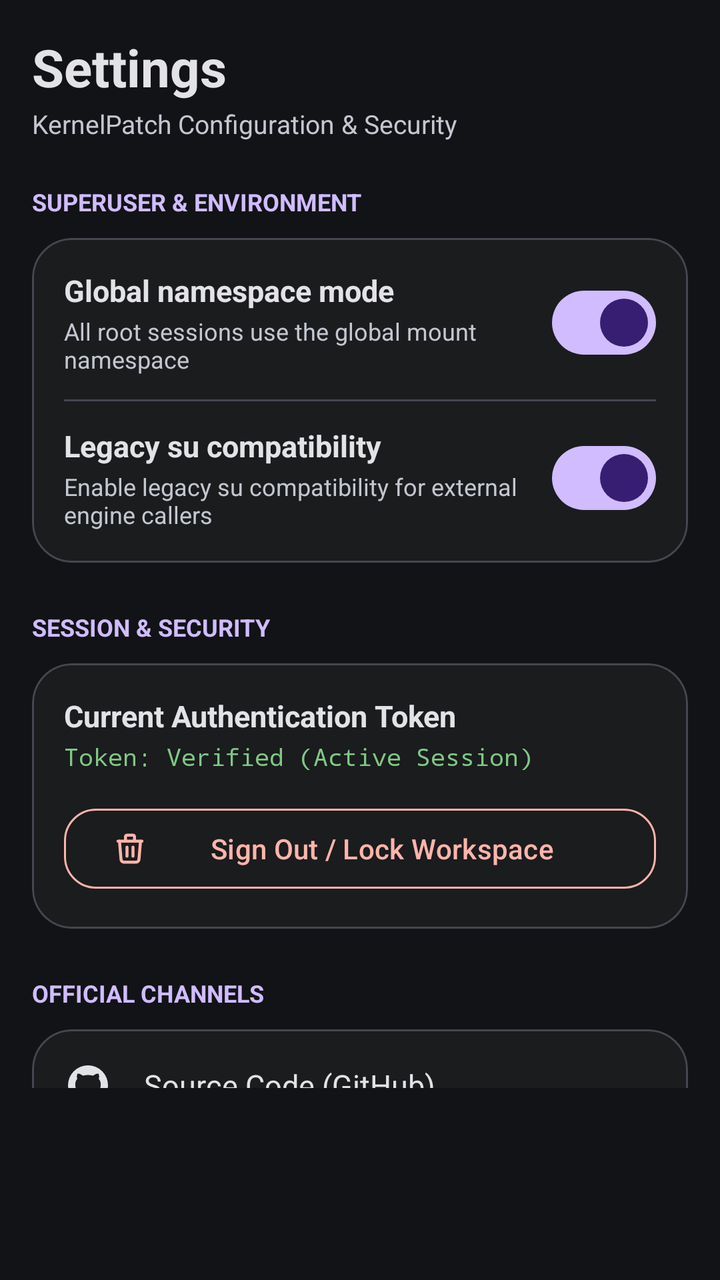
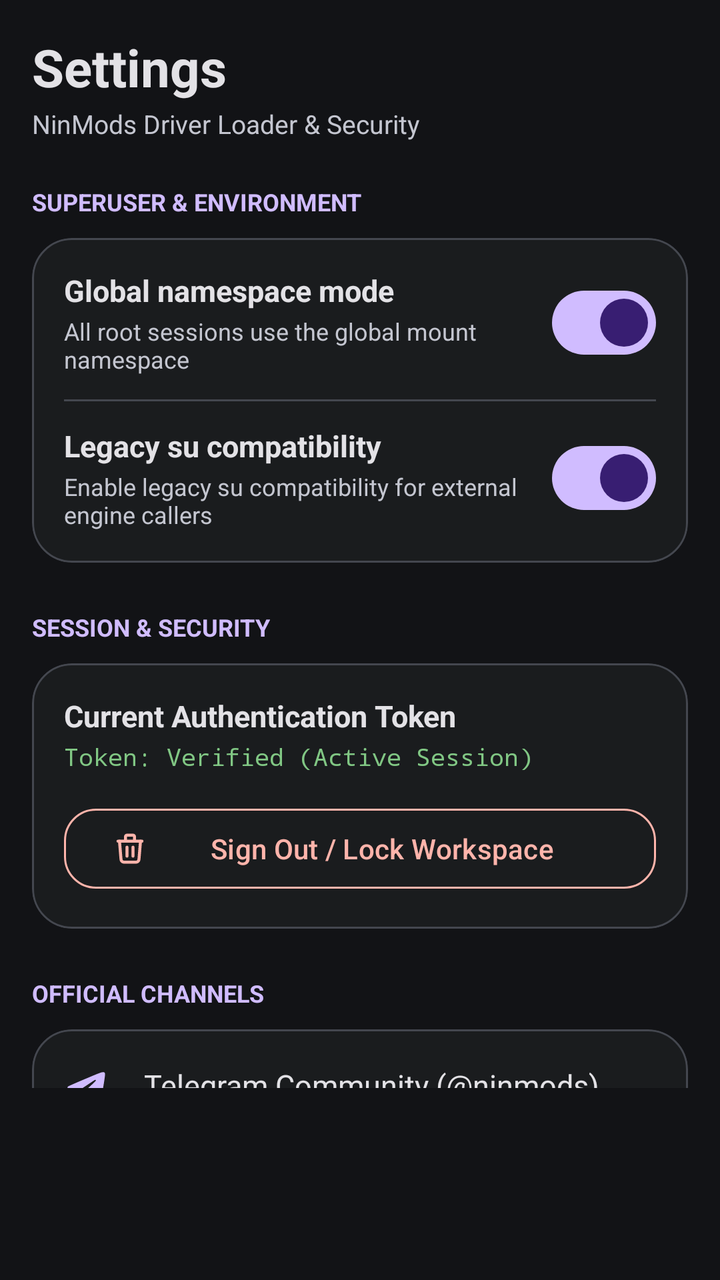

Compare the two renders of this Android layout. The source of the first and the diff that turns it into the second are given below.
<!-- AndroidManifest.xml: application theme Theme.DriverLoader -->
<!-- res/layout/fragment_settings.xml -->
<?xml version="1.0" encoding="utf-8"?>
<ScrollView xmlns:android="http://schemas.android.com/apk/res/android"
    xmlns:app="http://schemas.android.com/apk/res-auto"
    android:layout_width="match_parent"
    android:layout_height="match_parent"
    android:background="@color/apatch_background"
    android:paddingHorizontal="16dp"
    android:paddingTop="16dp"
    android:paddingBottom="96dp">

    <LinearLayout
        android:layout_width="match_parent"
        android:layout_height="wrap_content"
        android:orientation="vertical">

        
        <TextView
            android:layout_width="wrap_content"
            android:layout_height="wrap_content"
            android:text="Settings"
            android:textColor="@color/apatch_text_primary"
            android:textSize="26sp"
            android:textStyle="bold" />

        <TextView
            android:layout_width="wrap_content"
            android:layout_height="wrap_content"
            android:layout_marginTop="2dp"
            android:text="KernelPatch Configuration &amp; Security"
            android:textColor="@color/apatch_text_secondary"
            android:textSize="13sp" />

        
        <TextView
            android:layout_width="wrap_content"
            android:layout_height="wrap_content"
            android:layout_marginTop="22dp"
            android:text="SUPERUSER &amp; ENVIRONMENT"
            android:textColor="@color/apatch_primary"
            android:textSize="12sp"
            android:textStyle="bold" />

        <com.google.android.material.card.MaterialCardView
            android:layout_width="match_parent"
            android:layout_height="wrap_content"
            android:layout_marginTop="10dp"
            app:cardCornerRadius="20dp"
            app:cardBackgroundColor="@color/apatch_surface"
            app:strokeColor="@color/apatch_outline"
            app:strokeWidth="1dp">

            <LinearLayout
                android:layout_width="match_parent"
                android:layout_height="wrap_content"
                android:orientation="vertical"
                android:padding="16dp">

                <LinearLayout
                    android:layout_width="match_parent"
                    android:layout_height="wrap_content"
                    android:orientation="horizontal"
                    android:gravity="center_vertical">

                    <LinearLayout
                        android:layout_width="0dp"
                        android:layout_height="wrap_content"
                        android:layout_weight="1"
                        android:orientation="vertical">

                        <TextView
                            android:layout_width="wrap_content"
                            android:layout_height="wrap_content"
                            android:text="Global namespace mode"
                            android:textColor="@color/apatch_text_primary"
                            android:textSize="15sp"
                            android:textStyle="bold" />

                        <TextView
                            android:layout_width="wrap_content"
                            android:layout_height="wrap_content"
                            android:layout_marginTop="2dp"
                            android:text="All root sessions use the global mount namespace"
                            android:textColor="@color/apatch_text_secondary"
                            android:textSize="12sp" />
                    </LinearLayout>

                    <com.google.android.material.materialswitch.MaterialSwitch
                        android:id="@+id/swGlobalNamespace"
                        android:layout_width="wrap_content"
                        android:layout_height="wrap_content"
                        android:checked="true" />
                </LinearLayout>

                <View
                    android:layout_width="match_parent"
                    android:layout_height="1dp"
                    android:layout_marginVertical="12dp"
                    android:background="@color/apatch_outline" />

                <LinearLayout
                    android:layout_width="match_parent"
                    android:layout_height="wrap_content"
                    android:orientation="horizontal"
                    android:gravity="center_vertical">

                    <LinearLayout
                        android:layout_width="0dp"
                        android:layout_height="wrap_content"
                        android:layout_weight="1"
                        android:orientation="vertical">

                        <TextView
                            android:layout_width="wrap_content"
                            android:layout_height="wrap_content"
                            android:text="Legacy su compatibility"
                            android:textColor="@color/apatch_text_primary"
                            android:textSize="15sp"
                            android:textStyle="bold" />

                        <TextView
                            android:layout_width="wrap_content"
                            android:layout_height="wrap_content"
                            android:layout_marginTop="2dp"
                            android:text="Enable legacy su compatibility for external engine callers"
                            android:textColor="@color/apatch_text_secondary"
                            android:textSize="12sp" />
                    </LinearLayout>

                    <com.google.android.material.materialswitch.MaterialSwitch
                        android:id="@+id/swLegacySu"
                        android:layout_width="wrap_content"
                        android:layout_height="wrap_content"
                        android:checked="true" />
                </LinearLayout>

            </LinearLayout>
        </com.google.android.material.card.MaterialCardView>

        
        <TextView
            android:layout_width="wrap_content"
            android:layout_height="wrap_content"
            android:layout_marginTop="24dp"
            android:text="SESSION &amp; SECURITY"
            android:textColor="@color/apatch_primary"
            android:textSize="12sp"
            android:textStyle="bold" />

        <com.google.android.material.card.MaterialCardView
            android:layout_width="match_parent"
            android:layout_height="wrap_content"
            android:layout_marginTop="10dp"
            app:cardCornerRadius="20dp"
            app:cardBackgroundColor="@color/apatch_surface"
            app:strokeColor="@color/apatch_outline"
            app:strokeWidth="1dp">

            <LinearLayout
                android:layout_width="match_parent"
                android:layout_height="wrap_content"
                android:orientation="vertical"
                android:padding="16dp">

                <TextView
                    android:layout_width="wrap_content"
                    android:layout_height="wrap_content"
                    android:text="Current Authentication Token"
                    android:textColor="@color/apatch_text_primary"
                    android:textSize="15sp"
                    android:textStyle="bold" />

                <TextView
                    android:id="@+id/tvCurrentAuthKey"
                    android:layout_width="wrap_content"
                    android:layout_height="wrap_content"
                    android:layout_marginTop="2dp"
                    android:text="Token: Verified (Active Session)"
                    android:textColor="@color/apatch_success"
                    android:textSize="12sp"
                    android:fontFamily="monospace" />

                <com.google.android.material.button.MaterialButton
                    android:id="@+id/btnLogout"
                    android:layout_width="match_parent"
                    android:layout_height="48dp"
                    android:layout_marginTop="14dp"
                    android:text="Sign Out / Lock Workspace"
                    android:textColor="@color/apatch_error"
                    app:strokeColor="@color/apatch_error"
                    app:strokeWidth="1dp"
                    style="@style/Widget.Material3.Button.OutlinedButton"
                    app:cornerRadius="16dp"
                    app:icon="@drawable/trash"
                    app:iconTint="@color/apatch_error" />

            </LinearLayout>
        </com.google.android.material.card.MaterialCardView>

        
        <TextView
            android:layout_width="wrap_content"
            android:layout_height="wrap_content"
            android:layout_marginTop="24dp"
            android:text="OFFICIAL CHANNELS"
            android:textColor="@color/apatch_primary"
            android:textSize="12sp"
            android:textStyle="bold" />

        <com.google.android.material.card.MaterialCardView
            android:layout_width="match_parent"
            android:layout_height="wrap_content"
            android:layout_marginTop="10dp"
            app:cardCornerRadius="20dp"
            app:cardBackgroundColor="@color/apatch_surface"
            app:strokeColor="@color/apatch_outline"
            app:strokeWidth="1dp">

            <LinearLayout
                android:layout_width="match_parent"
                android:layout_height="wrap_content"
                android:orientation="vertical"
                android:padding="16dp">

                <LinearLayout
                    android:id="@+id/layoutGithub"
                    android:layout_width="match_parent"
                    android:layout_height="wrap_content"
                    android:orientation="horizontal"
                    android:gravity="center_vertical"
                    android:clickable="true"
                    android:focusable="true">

                    <ImageView
                        android:layout_width="24dp"
                        android:layout_height="24dp"
                        android:src="@drawable/github"
                        app:tint="@color/apatch_text_primary" />

                    <TextView
                        android:layout_width="wrap_content"
                        android:layout_height="wrap_content"
                        android:layout_marginStart="16dp"
                        android:text="Source Code (GitHub)"
                        android:textColor="@color/apatch_text_primary"
                        android:textSize="15sp" />
                </LinearLayout>

                <View
                    android:layout_width="match_parent"
                    android:layout_height="1dp"
                    android:layout_marginVertical="12dp"
                    android:background="@color/apatch_outline" />

                <LinearLayout
                    android:id="@+id/layoutTelegram"
                    android:layout_width="match_parent"
                    android:layout_height="wrap_content"
                    android:orientation="horizontal"
                    android:gravity="center_vertical"
                    android:clickable="true"
                    android:focusable="true">

                    <ImageView
                        android:layout_width="24dp"
                        android:layout_height="24dp"
                        android:src="@drawable/telegram"
                        app:tint="@color/apatch_primary" />

                    <TextView
                        android:layout_width="wrap_content"
                        android:layout_height="wrap_content"
                        android:layout_marginStart="16dp"
                        android:text="Telegram Community"
                        android:textColor="@color/apatch_text_primary"
                        android:textSize="15sp" />
                </LinearLayout>

            </LinearLayout>
        </com.google.android.material.card.MaterialCardView>

    </LinearLayout>
</ScrollView>
<!-- resources referenced by this layout -->
<resources>
  <color name="apatch_background">#121316</color>
  <color name="apatch_error">#FFB4AB</color>
  <color name="apatch_outline">#44474F</color>
  <color name="apatch_primary">#D0BCFF</color>
  <color name="apatch_success">#81C784</color>
  <color name="apatch_surface">#1A1C1E</color>
  <color name="apatch_text_primary">#E3E2E6</color>
  <color name="apatch_text_secondary">#C4C6D0</color>
  <!-- drawable github (drawable) -->
  <?xml version="1.0" encoding="utf-8"?>
  <vector xmlns:android="http://schemas.android.com/apk/res/android"
      android:width="24.0dip"
      android:height="24.0dip"
      android:viewportHeight="24.0"
      android:viewportWidth="24.0">
      <path
          android:fillColor="#ffff"
          android:pathData="M12,2A10,10 0 0,0 2,12C2,16.42 4.87,20.17 8.84,21.5C9.34,21.58 9.5,21.27 9.5,21C9.5,20.77 9.5,20.14 9.5,19.31C6.73,19.91 6.14,17.97 6.14,17.97C5.68,16.81 5.03,16.5 5.03,16.5C4.12,15.88 5.1,15.9 5.1,15.9C6.1,15.97 6.63,16.93 6.63,16.93C7.5,18.45 8.97,18 9.54,17.76C9.63,17.11 9.89,16.67 10.17,16.42C7.95,16.17 5.62,15.31 5.62,11.5C5.62,10.39 6,9.5 6.65,8.79C6.55,8.54 6.2,7.5 6.75,6.15C6.75,6.15 7.59,5.88 9.5,7.17C10.29,6.95 11.15,6.84 12,6.84C12.85,6.84 13.71,6.95 14.5,7.17C16.41,5.88 17.25,6.15 17.25,6.15C17.8,7.5 17.45,8.54 17.35,8.79C18,9.5 18.38,10.39 18.38,11.5C18.38,15.32 16.04,16.16 13.81,16.41C14.17,16.72 14.5,17.33 14.5,18.26C14.5,19.6 14.5,20.68 14.5,21C14.5,21.27 14.66,21.59 15.17,21.5C19.14,20.16 22,16.42 22,12A10,10 0 0,0 12,2Z"/>
  </vector>
  <!-- drawable telegram (drawable) -->
  <vector xmlns:android="http://schemas.android.com/apk/res/android"
      android:width="24dp"
      android:height="24dp"
      android:viewportWidth="1024"
      android:viewportHeight="1024">
      <path
          android:fillColor="#ffff"
          android:pathData="M769.45,245.76c21.08,-7.47 42.28,-15.36 65.19,-15.36 27.05,0.04 39.94,11.73 40.32,38.83 0.68,44.03 -8.66,87.17 -13.99,130.69 -2.99,24.32 -45.27,285.95 -64.77,392.19 -4.05,22.06 -7.04,44.37 -16.38,65.15 -15.15,33.66 -36.1,43.14 -71.21,31.7 -15.96,-5.21 -29.99,-13.99 -43.78,-23.34 -66.99,-45.27 -211.67,-142.98 -216.7,-146.99 -31.15,-24.87 -36.95,-45.4 -5.42,-78.59 34.86,-36.69 132.44,-124.37 143.15,-134.83a956.84,956.84 0,0 0,84.91 -83.03c5.85,-6.4 12.76,-13.4 5.21,-22.27 -7.34,-8.62 -15.79,-3.84 -23.17,0.73a2884.91,2884.91 0,0 0,-135.42 89.3c-53.72,35.71 -108.46,70.02 -160.77,107.65 -42.67,30.68 -86.74,41.26 -137.47,26.07 -37.89,-11.31 -76.12,-21.5 -113.15,-35.41 -13.87,-5.16 -30.29,-10.45 -30.98,-28.5 -0.6,-16.85 14.12,-24.45 26.79,-31.15 44.16,-23.34 310.61,-136.83 383.62,-166.91 94.55,-38.95 187.61,-81.71 284.03,-115.93z" />
  </vector>
  <style name="Theme.DriverLoader" parent="Theme.Material3.Dark.NoActionBar">
          <item name="android:statusBarColor">@color/apatch_background</item>
          <item name="android:navigationBarColor">@color/apatch_surface</item>
          <item name="android:windowBackground">@color/apatch_background</item>
          <item name="colorPrimary">@color/apatch_primary</item>
          <item name="colorSecondary">@color/apatch_secondary</item>
          <item name="colorSurface">@color/apatch_surface</item>
          <item name="colorOutline">@color/apatch_outline</item>
      </style>
  <color name="apatch_secondary">#CCC2DC</color>
  <!-- unchanged entries left out for length: 1 -->
</resources>

<!-- the commit's change to res/layout/fragment_settings.xml (unified diff, before → after) -->
@@ -26,7 +26,7 @@
             android:layout_width="wrap_content"
             android:layout_height="wrap_content"
             android:layout_marginTop="2dp"
-            android:text="KernelPatch Configuration &amp; Security"
+            android:text="NinMods Driver Loader &amp; Security"
             android:textColor="@color/apatch_text_secondary"
             android:textSize="13sp" />
 
@@ -222,36 +222,6 @@
                 android:padding="16dp">
 
                 <LinearLayout
-                    android:id="@+id/layoutGithub"
-                    android:layout_width="match_parent"
-                    android:layout_height="wrap_content"
-                    android:orientation="horizontal"
-                    android:gravity="center_vertical"
-                    android:clickable="true"
-                    android:focusable="true">
-
-                    <ImageView
-                        android:layout_width="24dp"
-                        android:layout_height="24dp"
-                        android:src="@drawable/github"
-                        app:tint="@color/apatch_text_primary" />
-
-                    <TextView
-                        android:layout_width="wrap_content"
-                        android:layout_height="wrap_content"
-                        android:layout_marginStart="16dp"
-                        android:text="Source Code (GitHub)"
-                        android:textColor="@color/apatch_text_primary"
-                        android:textSize="15sp" />
-                </LinearLayout>
-
-                <View
-                    android:layout_width="match_parent"
-                    android:layout_height="1dp"
-                    android:layout_marginVertical="12dp"
-                    android:background="@color/apatch_outline" />
-
-                <LinearLayout
                     android:id="@+id/layoutTelegram"
                     android:layout_width="match_parent"
                     android:layout_height="wrap_content"
@@ -270,7 +240,7 @@
                         android:layout_width="wrap_content"
                         android:layout_height="wrap_content"
                         android:layout_marginStart="16dp"
-                        android:text="Telegram Community"
+                        android:text="Telegram Community (@ninmods)"
                         android:textColor="@color/apatch_text_primary"
                         android:textSize="15sp" />
                 </LinearLayout>
<!-- resource entries referenced after the edit -->
@@ -8,17 +8,6 @@
   <color name="apatch_surface">#1A1C1E</color>
   <color name="apatch_text_primary">#E3E2E6</color>
   <color name="apatch_text_secondary">#C4C6D0</color>
-  <!-- drawable github (drawable) -->
-  <?xml version="1.0" encoding="utf-8"?>
-  <vector xmlns:android="http://schemas.android.com/apk/res/android"
-      android:width="24.0dip"
-      android:height="24.0dip"
-      android:viewportHeight="24.0"
-      android:viewportWidth="24.0">
-      <path
-          android:fillColor="#ffff"
-          android:pathData="M12,2A10,10 0 0,0 2,12C2,16.42 4.87,20.17 8.84,21.5C9.34,21.58 9.5,21.27 9.5,21C9.5,20.77 9.5,20.14 9.5,19.31C6.73,19.91 6.14,17.97 6.14,17.97C5.68,16.81 5.03,16.5 5.03,16.5C4.12,15.88 5.1,15.9 5.1,15.9C6.1,15.97 6.63,16.93 6.63,16.93C7.5,18.45 8.97,18 9.54,17.76C9.63,17.11 9.89,16.67 10.17,16.42C7.95,16.17 5.62,15.31 5.62,11.5C5.62,10.39 6,9.5 6.65,8.79C6.55,8.54 6.2,7.5 6.75,6.15C6.75,6.15 7.59,5.88 9.5,7.17C10.29,6.95 11.15,6.84 12,6.84C12.85,6.84 13.71,6.95 14.5,7.17C16.41,5.88 17.25,6.15 17.25,6.15C17.8,7.5 17.45,8.54 17.35,8.79C18,9.5 18.38,10.39 18.38,11.5C18.38,15.32 16.04,16.16 13.81,16.41C14.17,16.72 14.5,17.33 14.5,18.26C14.5,19.6 14.5,20.68 14.5,21C14.5,21.27 14.66,21.59 15.17,21.5C19.14,20.16 22,16.42 22,12A10,10 0 0,0 12,2Z"/>
-  </vector>
   <!-- drawable telegram (drawable) -->
   <vector xmlns:android="http://schemas.android.com/apk/res/android"
       android:width="24dp"
